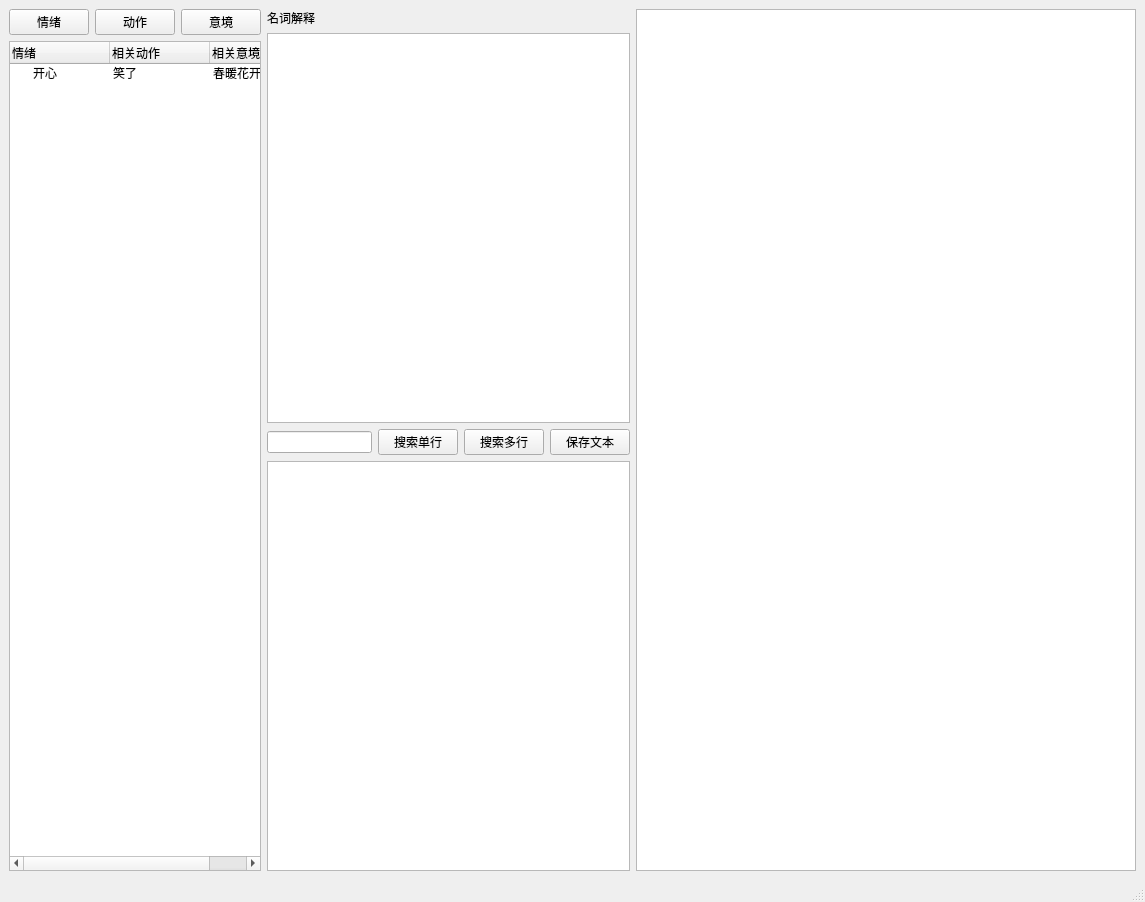
The window that ui/mybase.ui (InSeekFame/mybase) describes before a commit, drawn with Qt 5.
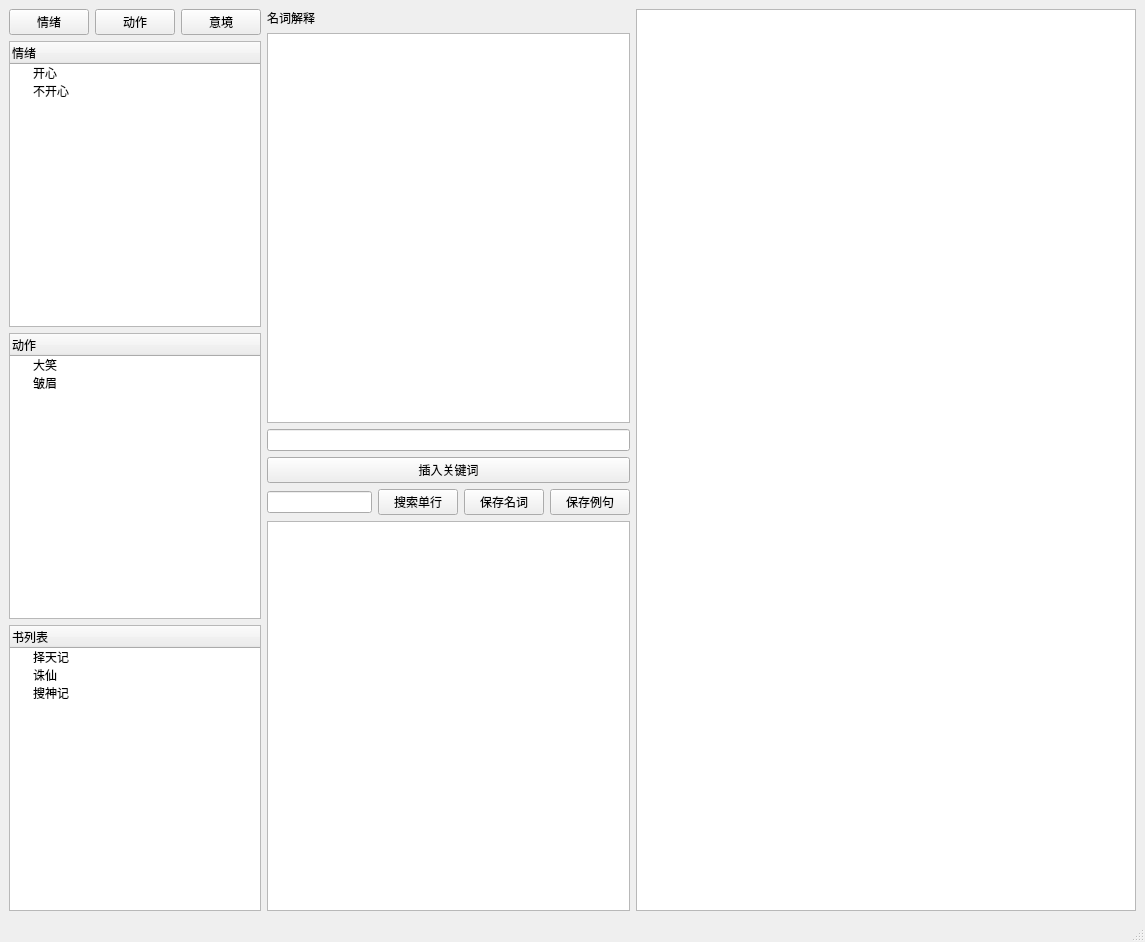
The same window after the commit.

Commit message: 名词录入...

What changed in the file:
```diff
--- a/ui/mybase.ui
+++ b/ui/mybase.ui
@@ -45,37 +45,63 @@
          </layout>
         </item>
         <item>
-         <widget class="QTreeWidget" name="treeWidget">
-          <property name="maximumSize">
-           <size>
-            <width>364</width>
-            <height>1400</height>
-           </size>
-          </property>
+         <widget class="QTreeWidget" name="treeWidget_2">
           <column>
            <property name="text">
             <string>情绪</string>
            </property>
           </column>
-          <column>
-           <property name="text">
-            <string>相关动作</string>
-           </property>
-          </column>
-          <column>
-           <property name="text">
-            <string>相关意境</string>
-           </property>
-          </column>
           <item>
            <property name="text">
             <string>开心</string>
            </property>
+          </item>
+          <item>
            <property name="text">
-            <string>笑了</string>
+            <string>不开心</string>
            </property>
+          </item>
+         </widget>
+        </item>
+        <item>
+         <widget class="QTreeWidget" name="treeWidget_3">
+          <column>
            <property name="text">
-            <string>春暖花开</string>
+            <string>动作</string>
+           </property>
+          </column>
+          <item>
+           <property name="text">
+            <string>大笑</string>
+           </property>
+          </item>
+          <item>
+           <property name="text">
+            <string>皱眉</string>
+           </property>
+          </item>
+         </widget>
+        </item>
+        <item>
+         <widget class="QTreeWidget" name="bookList">
+          <column>
+           <property name="text">
+            <string>书列表</string>
+           </property>
+          </column>
+          <item>
+           <property name="text">
+            <string>择天记</string>
+           </property>
+          </item>
+          <item>
+           <property name="text">
+            <string>诛仙</string>
+           </property>
+          </item>
+          <item>
+           <property name="text">
+            <string>搜神记</string>
            </property>
           </item>
          </widget>
@@ -121,6 +147,16 @@
           </property>
          </widget>
         </item>
+        <item>
+         <widget class="QLineEdit" name="lineEdit2"/>
+        </item>
+        <item>
+         <widget class="QPushButton" name="insertWordBtn">
+          <property name="text">
+           <string>插入关键词</string>
+          </property>
+         </widget>
+        </item>
         <item>
          <layout class="QHBoxLayout" name="horizontalLayout_2">
           <item>
@@ -136,14 +172,14 @@
           <item>
            <widget class="QPushButton" name="searchBtn2">
             <property name="text">
-             <string>搜索多行</string>
+             <string>保存名词</string>
             </property>
            </widget>
           </item>
           <item>
            <widget class="QPushButton" name="saveTextBtn">
             <property name="text">
-             <string>保存文本</string>
+             <string>保存例句</string>
             </property>
            </widget>
           </item>
```
Left out of the diff: 2 changed lines with no effect on the pictures. The commit also changes 4 other files.
